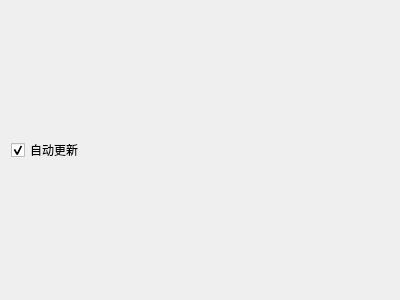
This is page/pagewidgetscollect.ui in a9876653/qt-j1939 as Qt 5 draws it before an edit. The edited form follows.
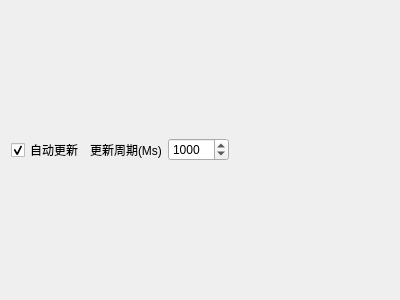
This is the edited form.

```diff
--- a/page/pagewidgetscollect.ui
+++ b/page/pagewidgetscollect.ui
@@ -26,6 +26,32 @@
        </property>
       </widget>
      </item>
+     <item>
+      <widget class="QLabel" name="label">
+       <property name="text">
+        <string>更新周期(Ms)</string>
+       </property>
+      </widget>
+     </item>
+     <item>
+      <widget class="QSpinBox" name="updatePeriodSpinBox">
+       <property name="suffix">
+        <string/>
+       </property>
+       <property name="prefix">
+        <string/>
+       </property>
+       <property name="minimum">
+        <number>5</number>
+       </property>
+       <property name="maximum">
+        <number>99999</number>
+       </property>
+       <property name="value">
+        <number>1000</number>
+       </property>
+      </widget>
+     </item>
      <item>
       <spacer name="horizontalSpacer">
        <property name="orientation">
```
